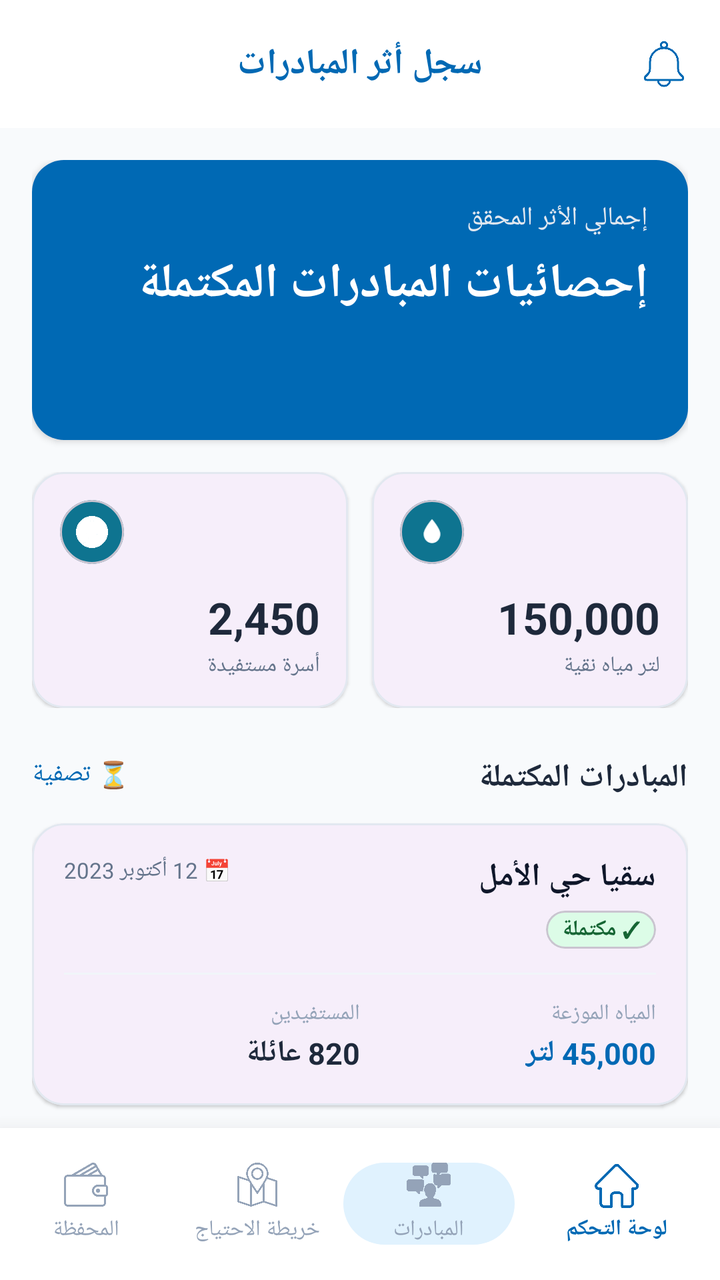
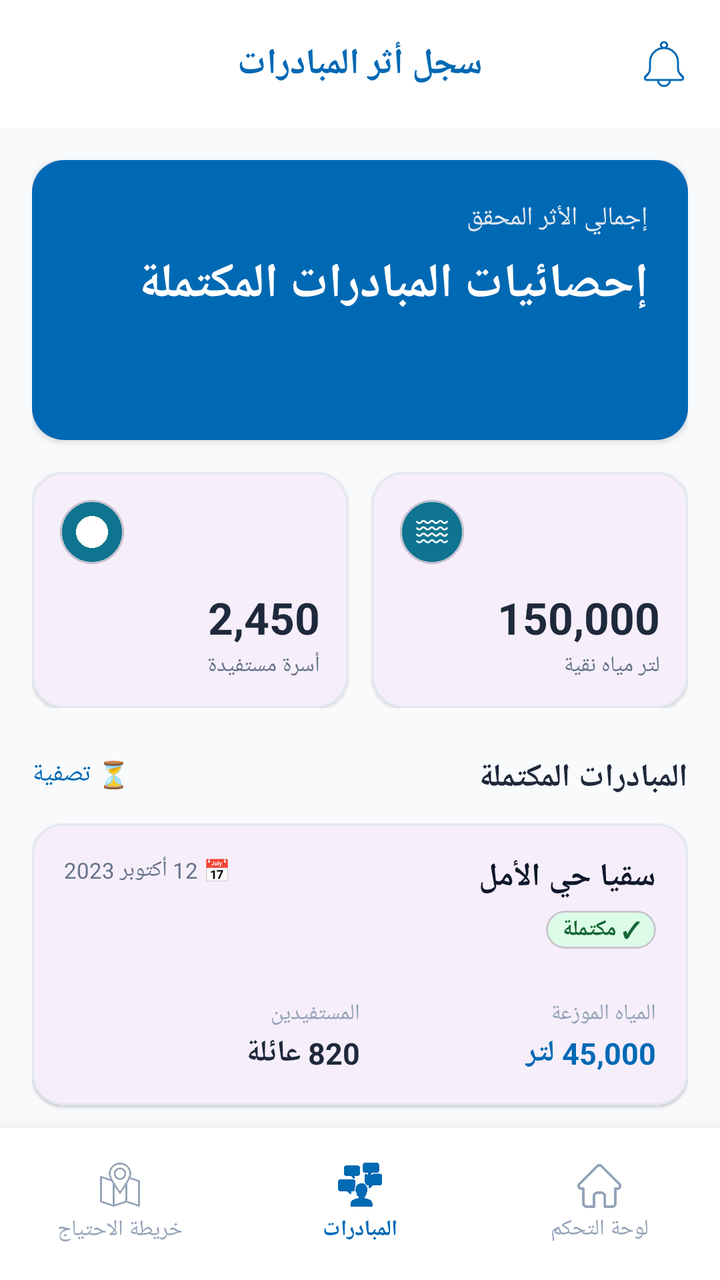

Before-and-after screenshots of an Android layout around one commit, followed by the original layout XML and the change that was made.
<!-- AndroidManifest.xml: application theme Theme.GraduationProject -->
<!-- res/layout/fragment_initiatives_impact_log.xml -->
<?xml version="1.0" encoding="utf-8"?>
<androidx.constraintlayout.widget.ConstraintLayout
    xmlns:android="http://schemas.android.com/apk/res/android"
    xmlns:app="http://schemas.android.com/apk/res-auto"
    xmlns:tools="http://schemas.android.com/tools"
    android:layout_width="match_parent"
    android:layout_height="match_parent"
    android:background="#F8FAFC"
    android:layoutDirection="rtl">

    <RelativeLayout
        android:id="@+id/layoutHeaderImpact"
        android:layout_width="match_parent"
        android:layout_height="64dp"
        android:background="#FFFFFF"
        android:paddingHorizontal="16dp"
        app:layout_constraintTop_toTopOf="parent">

        <TextView
            android:layout_width="wrap_content"
            android:layout_height="wrap_content"
            android:layout_centerInParent="true"
            android:text="سجل أثر المبادرات"
            android:textColor="#0069B4"
            android:textSize="18sp"
            android:textStyle="bold" />

        <ImageView
            android:id="@+id/btn_back"
            android:layout_width="24dp"
            android:layout_height="24dp"
            android:layout_alignParentStart="true"
            android:layout_centerVertical="true"
            android:src="@drawable/notification"
            app:tint="#0069B4"
            android:clickable="true"
            android:focusable="true"
            android:background="?attr/selectableItemBackgroundBorderless"/>
    </RelativeLayout>

    <androidx.core.widget.NestedScrollView
        android:layout_width="match_parent"
        android:layout_height="0dp"
        android:fillViewport="true"
        android:scrollbars="none"
        app:layout_constraintTop_toBottomOf="@id/layoutHeaderImpact"
        app:layout_constraintBottom_toTopOf="@id/bottomNavProvider">

        <LinearLayout
            android:layout_width="match_parent"
            android:layout_height="wrap_content"
            android:orientation="vertical"
            android:padding="16dp">

            <com.google.android.material.card.MaterialCardView
                android:layout_width="match_parent"
                android:layout_height="140dp"
                android:layout_marginBottom="16dp"
                app:cardCornerRadius="16dp"
                app:cardElevation="2dp"
                app:strokeWidth="0dp">

                <RelativeLayout
                    android:layout_width="match_parent"
                    android:layout_height="match_parent"
                    android:background="#0069B4"
                    android:padding="20dp">

                    <TextView
                        android:id="@+id/tv_title_impact"
                        android:layout_width="wrap_content"
                        android:layout_height="wrap_content"
                        android:layout_alignParentTop="true"
                        android:text="إجمالي الأثر المحقق"
                        android:textColor="#E2E8F0"
                        android:textSize="13sp" />

                    <TextView
                        android:layout_width="wrap_content"
                        android:layout_height="wrap_content"
                        android:layout_below="@id/tv_title_impact"
                        android:layout_marginTop="8dp"
                        android:text="إحصائيات المبادرات المكتملة"
                        android:textColor="#FFFFFF"
                        android:textSize="24sp"
                        android:textStyle="bold" />
                </RelativeLayout>
            </com.google.android.material.card.MaterialCardView>

            <LinearLayout
                android:layout_width="match_parent"
                android:layout_height="wrap_content"
                android:orientation="horizontal"
                android:weightSum="2"
                android:layout_marginBottom="24dp">

                <com.google.android.material.card.MaterialCardView
                    android:layout_width="0dp"
                    android:layout_height="wrap_content"
                    android:layout_weight="1"
                    android:layout_marginLeft="6dp"
                    app:cardCornerRadius="16dp"
                    app:cardElevation="1dp"
                    app:strokeColor="#E2E8F0"
                    app:strokeWidth="1dp">

                    <RelativeLayout
                        android:layout_width="match_parent"
                        android:layout_height="118dp"
                        android:padding="14dp">

                        <com.google.android.material.card.MaterialCardView
                            android:id="@+id/icon_water_container"
                            android:layout_width="32dp"
                            android:layout_height="32dp"
                            android:layout_alignParentLeft="true"
                            app:cardBackgroundColor="#0E7490"
                            app:cardCornerRadius="16dp"
                            app:cardElevation="0dp">
                            <ImageView
                                android:layout_width="16dp"
                                android:layout_height="16dp"
                                android:layout_gravity="center"
                                android:src="@drawable/ic_water_drop"
                                app:tint="#FFFFFF" />
                        </com.google.android.material.card.MaterialCardView>

                        <TextView
                            android:id="@+id/lbl_liters"
                            android:layout_width="wrap_content"
                            android:layout_height="wrap_content"
                            android:layout_centerVertical="true"
                            android:layout_toEndOf="@id/icon_water_container"
                            android:layout_marginStart="8dp"
                            android:text="لترات موزعة"
                            android:textColor="#64748B"
                            android:textSize="12sp" />

                        <TextView
                            android:id="@+id/tv_total_liters"
                            android:layout_width="match_parent"
                            android:layout_height="wrap_content"
                            android:layout_below="@id/icon_water_container"
                            android:layout_marginTop="12dp"
                            android:text="150,000"
                            android:textColor="#1E293B"
                            android:textSize="22sp"
                            android:textStyle="bold" />

                        <TextView
                            android:layout_width="match_parent"
                            android:layout_height="wrap_content"
                            android:layout_below="@id/tv_total_liters"
                            android:layout_marginTop="2dp"
                            android:text="لتر مياه نقية"
                            android:textColor="#64748B"
                            android:textSize="11sp" />
                    </RelativeLayout>
                </com.google.android.material.card.MaterialCardView>

                <com.google.android.material.card.MaterialCardView
                    android:layout_width="0dp"
                    android:layout_height="wrap_content"
                    android:layout_weight="1"
                    android:layout_marginRight="6dp"
                    app:cardCornerRadius="16dp"
                    app:cardElevation="1dp"
                    app:strokeColor="#E2E8F0"
                    app:strokeWidth="1dp">
                    <RelativeLayout
                        android:layout_width="match_parent"
                        android:layout_height="118dp"
                        android:padding="14dp">
                        <com.google.android.material.card.MaterialCardView
                            android:id="@+id/icon_family_container"
                            android:layout_width="32dp"
                            android:layout_height="32dp"
                            android:layout_alignParentLeft="true"
                            app:cardCornerRadius="16dp"
                            app:cardBackgroundColor="#0E7490"
                            app:cardElevation="0dp">
                            <ImageView
                                android:layout_width="20dp"
                                android:layout_height="16dp"
                                android:layout_gravity="center"
                                android:src="@drawable/user"
                                app:tint="#FFFFFF"/>
                        </com.google.android.material.card.MaterialCardView>
                        <TextView
                            android:id="@+id/lbl_families"
                            android:layout_width="wrap_content"
                            android:layout_height="wrap_content"
                            android:layout_toEndOf="@id/icon_family_container"
                            android:layout_marginStart="8dp"
                            android:layout_centerVertical="true"
                            android:text="عائلات مستفيدة"
                            android:textColor="#64748B"
                            android:textSize="12sp"/>
                        <TextView
                            android:id="@+id/tv_total_families"
                            android:layout_width="match_parent"
                            android:layout_height="wrap_content"
                            android:layout_below="@id/icon_family_container"
                            android:layout_marginTop="12dp"
                            android:text="2,450"
                            android:textColor="#1E293B"
                            android:textSize="22sp"
                            android:textStyle="bold"/>
                        <TextView
                            android:layout_width="match_parent"
                            android:layout_height="wrap_content"
                            android:layout_below="@id/tv_total_families"
                            android:layout_marginTop="2dp"
                            android:text="أسرة مستفيدة"
                            android:textColor="#64748B"
                            android:textSize="11sp"/>
                    </RelativeLayout>
                </com.google.android.material.card.MaterialCardView>
            </LinearLayout>

            <RelativeLayout
                android:layout_width="match_parent"
                android:layout_height="wrap_content"
                android:layout_marginBottom="12dp">
                <TextView
                    android:layout_width="wrap_content"
                    android:layout_height="wrap_content"
                    android:layout_alignParentRight="true"
                    android:text="المبادرات المكتملة"
                    android:textColor="#1E293B"
                    android:textSize="16sp"
                    android:textStyle="bold" />
                <TextView
                    android:id="@+id/btn_filter"
                    android:layout_width="wrap_content"
                    android:layout_height="wrap_content"
                    android:layout_alignParentLeft="true"
                    android:text="⏳ تصفية"
                    android:textColor="#0069B4"
                    android:textSize="13sp"
                    android:clickable="true"
                    android:focusable="true"
                    android:background="?attr/selectableItemBackground"/>
            </RelativeLayout>

            <com.google.android.material.card.MaterialCardView
                android:id="@+id/card_completed_1"
                android:layout_width="match_parent"
                android:layout_height="wrap_content"
                android:layout_marginBottom="12dp"
                android:clickable="true"
                android:focusable="true"
                android:foreground="?attr/selectableItemBackground"
                app:cardCornerRadius="16dp"
                app:cardElevation="1dp"
                app:strokeColor="#E2E8F0"
                app:strokeWidth="1dp">
                <LinearLayout
                    android:layout_width="match_parent"
                    android:layout_height="wrap_content"
                    android:orientation="vertical"
                    android:padding="16dp">
                    <RelativeLayout
                        android:layout_width="match_parent"
                        android:layout_height="wrap_content">
                        <TextView
                            android:id="@+id/tv_name_1"
                            android:layout_width="wrap_content"
                            android:layout_height="wrap_content"
                            android:layout_alignParentRight="true"
                            android:text="سقيا حي الأمل"
                            android:textColor="#0F172A"
                            android:textSize="16sp"
                            android:textStyle="bold" />
                        <TextView
                            android:layout_width="wrap_content"
                            android:layout_height="wrap_content"
                            android:layout_alignParentLeft="true"
                            android:text="📅 12 أكتوبر 2023"
                            android:textColor="#64748B"
                            android:textSize="11sp" />
                        <com.google.android.material.card.MaterialCardView
                            android:layout_width="wrap_content"
                            android:layout_height="wrap_content"
                            android:layout_below="@id/tv_name_1"
                            android:layout_alignParentRight="true"
                            android:layout_marginTop="6dp"
                            app:cardBackgroundColor="#DCFCE7"
                            app:cardCornerRadius="12dp"
                            app:cardElevation="0dp">
                            <TextView
                                android:layout_width="wrap_content"
                                android:layout_height="wrap_content"
                                android:paddingHorizontal="8dp"
                                android:paddingVertical="2dp"
                                android:text="✓ مكتملة"
                                android:textColor="#166534"
                                android:textSize="11sp"
                                android:textStyle="bold"/>
                        </com.google.android.material.card.MaterialCardView>
                    </RelativeLayout>
                    <View
                        android:layout_width="match_parent"
                        android:layout_height="1dp"
                        android:background="#F1F5F9"
                        android:layout_marginTop="12dp"
                        android:layout_marginBottom="12dp"/>
                    <LinearLayout
                        android:layout_width="match_parent"
                        android:layout_height="wrap_content"
                        android:orientation="horizontal"
                        android:weightSum="2">
                        <LinearLayout android:layout_width="0dp" android:layout_height="wrap_content" android:layout_weight="1" android:orientation="vertical">
                            <TextView android:layout_width="wrap_content" android:layout_height="wrap_content" android:text="المياه الموزعة" android:textColor="#94A3B8" android:textSize="11sp"/>
                            <TextView android:layout_width="wrap_content" android:layout_height="wrap_content" android:text="45,000 لتر" android:textColor="#0069B4" android:textStyle="bold" android:textSize="15sp" android:layout_marginTop="2dp"/>
                        </LinearLayout>
                        <LinearLayout android:layout_width="0dp" android:layout_height="wrap_content" android:layout_weight="1" android:orientation="vertical">
                            <TextView android:layout_width="wrap_content" android:layout_height="wrap_content" android:text="المستفيدين" android:textColor="#94A3B8" android:textSize="11sp"/>
                            <TextView android:layout_width="wrap_content" android:layout_height="wrap_content" android:text="820 عائلة" android:textColor="#1E293B" android:textStyle="bold" android:textSize="15sp" android:layout_marginTop="2dp"/>
                        </LinearLayout>
                    </LinearLayout>
                </LinearLayout>
            </com.google.android.material.card.MaterialCardView>

            <com.google.android.material.card.MaterialCardView
                android:id="@+id/card_completed_2"
                android:layout_width="match_parent"
                android:layout_height="wrap_content"
                android:layout_marginBottom="12dp"
                android:clickable="true"
                android:focusable="true"
                android:foreground="?attr/selectableItemBackground"
                app:cardCornerRadius="16dp"
                app:cardElevation="1dp"
                app:strokeColor="#E2E8F0"
                app:strokeWidth="1dp">
                <LinearLayout
                    android:layout_width="match_parent"
                    android:layout_height="wrap_content"
                    android:orientation="vertical"
                    android:padding="16dp">
                    <RelativeLayout
                        android:layout_width="match_parent"
                        android:layout_height="wrap_content">
                        <TextView
                            android:id="@+id/tv_name_2"
                            android:layout_width="wrap_content"
                            android:layout_height="wrap_content"
                            android:layout_alignParentRight="true"
                            android:text="حملة روافد الخير"
                            android:textColor="#0F172A"
                            android:textSize="16sp"
                            android:textStyle="bold" />
                        <TextView
                            android:layout_width="wrap_content"
                            android:layout_height="wrap_content"
                            android:layout_alignParentLeft="true"
                            android:text=" 📅 05 أكتوبر 2023"
                            android:textColor="#64748B"
                            android:textSize="11sp" />
                        <com.google.android.material.card.MaterialCardView
                            android:layout_width="wrap_content"
                            android:layout_height="wrap_content"
                            android:layout_below="@id/tv_name_2"
                            android:layout_alignParentRight="true"
                            android:layout_marginTop="6dp"
                            app:cardBackgroundColor="#DCFCE7"
                            app:cardCornerRadius="12dp"
                            app:cardElevation="0dp">
                            <TextView
                                android:layout_width="wrap_content"
                                android:layout_height="wrap_content"
                                android:paddingHorizontal="8dp"
                                android:paddingVertical="2dp"
                                android:text="✓ مكتملة"
                                android:textColor="#166534"
                                android:textSize="11sp"
                                android:textStyle="bold"/>
                        </com.google.android.material.card.MaterialCardView>
                    </RelativeLayout>
                    <View
                        android:layout_width="match_parent"
                        android:height="1dp"
                        android:layout_height="1dp"
                        android:background="#F1F5F9"
                        android:layout_marginTop="12dp"
                        android:layout_marginBottom="12dp"/>
                    <LinearLayout
                        android:layout_width="match_parent"
                        android:layout_height="wrap_content"
                        android:orientation="horizontal"
                        android:weightSum="2">
                        <LinearLayout android:layout_width="0dp" android:layout_height="wrap_content" android:layout_weight="1" android:orientation="vertical">
                            <TextView android:layout_width="wrap_content" android:layout_height="wrap_content" android:text="المياه الموزعة" android:textColor="#94A3B8" android:textSize="11sp"/>
                            <TextView android:layout_width="wrap_content" android:layout_height="wrap_content" android:text="32,500 لتر" android:textColor="#0069B4" android:textStyle="bold" android:textSize="15sp" android:layout_marginTop="2dp"/>
                        </LinearLayout>
                        <LinearLayout android:layout_width="0dp" android:layout_height="wrap_content" android:layout_weight="1" android:orientation="vertical">
                            <TextView android:layout_width="wrap_content" android:layout_height="wrap_content" android:text="المستفيدين" android:textColor="#94A3B8" android:textSize="11sp"/>
                            <TextView android:layout_width="wrap_content" android:layout_height="wrap_content" android:layout_marginTop="2dp" android:text="540 عائلة" android:textColor="#1E293B" android:textSize="15sp" android:textStyle="bold" />
                        </LinearLayout>
                    </LinearLayout>
                </LinearLayout>
            </com.google.android.material.card.MaterialCardView>

        </LinearLayout>
    </androidx.core.widget.NestedScrollView>

    <LinearLayout
        android:id="@+id/bottomNavProvider"
        android:layout_width="match_parent"
        android:layout_height="76dp"
        android:background="#FFFFFF"
        android:orientation="horizontal"
        android:gravity="center_vertical"
        app:layout_constraintBottom_toBottomOf="parent"
        android:elevation="16dp">

        <LinearLayout
            android:id="@+id/nav_home"
            android:layout_width="0dp"
            android:layout_height="match_parent"
            android:layout_weight="1.2"
            android:gravity="center"
            android:clickable="true"
            android:focusable="true"
            android:background="?attr/selectableItemBackground">
            <LinearLayout
                android:layout_width="85dp"
                android:layout_height="56dp"
                android:orientation="vertical"
                android:gravity="center"
                android:paddingVertical="6dp">
                <ImageView
                    android:layout_width="22dp"
                    android:layout_height="22dp"
                    android:src="@drawable/home"
                    app:tint="#0069B4" />
                <TextView
                    android:layout_width="wrap_content"
                    android:layout_height="wrap_content"
                    android:text="لوحة التحكم"
                    android:textColor="#0069B4"
                    android:textSize="11sp"
                    android:textStyle="bold"
                    android:layout_marginTop="3dp" />
            </LinearLayout>
        </LinearLayout>

        <LinearLayout
            android:id="@+id/nav_initiatives"
            android:layout_width="0dp"
            android:layout_height="wrap_content"
            android:layout_weight="1"
            android:background="@drawable/bg_active_nav_badge"
            android:orientation="vertical"
            android:gravity="center"
            android:clickable="true"
            android:focusable="true">
            <ImageView
                android:layout_width="22dp"
                android:layout_height="22dp"
                android:src="@drawable/personal"
                app:tint="#94A3B8" />
            <TextView
                android:layout_width="wrap_content"
                android:layout_height="wrap_content"
                android:text="المبادرات"
                android:textColor="#94A3B8"
                android:textSize="11sp"
                android:layout_marginTop="4dp" />
        </LinearLayout>

        <LinearLayout
            android:id="@+id/nav_map"
            android:layout_width="0dp"
            android:layout_height="wrap_content"
            android:layout_weight="1"
            android:orientation="vertical"
            android:gravity="center"
            android:clickable="true"
            android:focusable="true"
            android:background="?attr/selectableItemBackground">
            <ImageView
                android:layout_width="22dp"
                android:layout_height="22dp"
                android:src="@drawable/address"
                app:tint="#94A3B8" />
            <TextView
                android:layout_width="wrap_content"
                android:layout_height="wrap_content"
                android:text="خريطة الاحتياج"
                android:textColor="#94A3B8"
                android:textSize="11sp"
                android:layout_marginTop="4dp" />
        </LinearLayout>

        <LinearLayout
            android:id="@+id/nav_wallet"
            android:layout_width="0dp"
            android:layout_height="wrap_content"
            android:layout_weight="1"
            android:orientation="vertical"
            android:gravity="center"
            android:clickable="true"
            android:focusable="true"
            android:background="?attr/selectableItemBackground">
            <ImageView
                android:layout_width="22dp"
                android:layout_height="22dp"
                android:src="@drawable/wallet"
                app:tint="#94A3B8" />
            <TextView
                android:layout_width="wrap_content"
                android:layout_height="wrap_content"
                android:text="المحفظة"
                android:textColor="#94A3B8"
                android:textSize="11sp"
                android:layout_marginTop="4dp" />
        </LinearLayout>
    </LinearLayout>

</androidx.constraintlayout.widget.ConstraintLayout>
<!-- resources referenced by this layout -->
<resources>
  <!-- drawable address: png bitmap (drawable, 14610 bytes) -->
  <!-- drawable bg_active_nav_badge (drawable) -->
  <?xml version="1.0" encoding="utf-8"?>
  <shape xmlns:android="http://schemas.android.com/apk/res/android"
      android:shape="rectangle">
      <solid android:color="#E0F2FE" /> <corners android:radius="24dp" />  </shape>
  <!-- drawable home: png bitmap (drawable, 8020 bytes) -->
  <!-- drawable ic_water_drop (drawable) -->
  <vector xmlns:android="http://schemas.android.com/apk/res/android"
      android:width="55dp"
      android:height="70dp"
      android:viewportWidth="24"
      android:viewportHeight="28">
      <path
          android:fillColor="#0069B4"
          android:pathData="M12,2.69C12,2.69 20,11.02 20,15.75C20,20.17 16.42,23.75 12,23.75C7.58,23.75 4,20.17 4,15.75C4,11.02 12,2.69 12,2.69Z" />
      <path
          android:fillColor="#FFFFFF"
          android:pathData="M8,16.5C8,18.5 9.2,19.5 10,19.5"
          android:strokeColor="#FFFFFF"
          android:strokeWidth="1.2"
          android:strokeLineCap="round"/>
  </vector>
  <!-- drawable notification: png bitmap (drawable, 10754 bytes) -->
  <!-- drawable personal: png bitmap (drawable, 20543 bytes) -->
  <!-- drawable user: png bitmap (drawable, 19440 bytes) -->
  <!-- drawable wallet: png bitmap (drawable, 15785 bytes) -->
  <style name="Theme.GraduationProject" parent="Base.Theme.GraduationProject" />
  <style name="Base.Theme.GraduationProject" parent="Theme.Material3.DayNight.NoActionBar">
          
          
      </style>
</resources>

<!-- the commit's change to res/layout/fragment_initiatives_impact_log.xml (unified diff, before → after) -->
@@ -121,7 +121,7 @@
                                 android:layout_width="16dp"
                                 android:layout_height="16dp"
                                 android:layout_gravity="center"
-                                android:src="@drawable/ic_water_drop"
+                                android:src="@drawable/water"
                                 app:tint="#FFFFFF" />
                         </com.google.android.material.card.MaterialCardView>
 
@@ -380,7 +380,6 @@
                     </RelativeLayout>
                     <View
                         android:layout_width="match_parent"
-                        android:height="1dp"
                         android:layout_height="1dp"
                         android:background="#F1F5F9"
                         android:layout_marginTop="12dp"
@@ -419,29 +418,26 @@
             android:id="@+id/nav_home"
             android:layout_width="0dp"
             android:layout_height="match_parent"
-            android:layout_weight="1.2"
+            android:layout_weight="1"
             android:gravity="center"
             android:clickable="true"
-            android:focusable="true"
-            android:background="?attr/selectableItemBackground">
+            android:focusable="true">
             <LinearLayout
-                android:layout_width="85dp"
-                android:layout_height="56dp"
+                android:layout_width="wrap_content"
+                android:layout_height="wrap_content"
                 android:orientation="vertical"
-                android:gravity="center"
-                android:paddingVertical="6dp">
+                android:gravity="center">
                 <ImageView
                     android:layout_width="22dp"
                     android:layout_height="22dp"
                     android:src="@drawable/home"
-                    app:tint="#0069B4" />
+                    app:tint="#94A3B8" />
                 <TextView
                     android:layout_width="wrap_content"
                     android:layout_height="wrap_content"
                     android:text="لوحة التحكم"
-                    android:textColor="#0069B4"
+                    android:textColor="#94A3B8"
                     android:textSize="11sp"
-                    android:textStyle="bold"
                     android:layout_marginTop="3dp" />
             </LinearLayout>
         </LinearLayout>
@@ -449,9 +445,8 @@
         <LinearLayout
             android:id="@+id/nav_initiatives"
             android:layout_width="0dp"
-            android:layout_height="wrap_content"
+            android:layout_height="match_parent"
             android:layout_weight="1"
-            android:background="@drawable/bg_active_nav_badge"
             android:orientation="vertical"
             android:gravity="center"
             android:clickable="true"
@@ -460,26 +455,26 @@
                 android:layout_width="22dp"
                 android:layout_height="22dp"
                 android:src="@drawable/personal"
-                app:tint="#94A3B8" />
+                app:tint="#0069B4" />
             <TextView
                 android:layout_width="wrap_content"
                 android:layout_height="wrap_content"
                 android:text="المبادرات"
-                android:textColor="#94A3B8"
+                android:textColor="#0069B4"
                 android:textSize="11sp"
+                android:textStyle="bold"
                 android:layout_marginTop="4dp" />
         </LinearLayout>
 
         <LinearLayout
             android:id="@+id/nav_map"
             android:layout_width="0dp"
-            android:layout_height="wrap_content"
+            android:layout_height="match_parent"
             android:layout_weight="1"
             android:orientation="vertical"
             android:gravity="center"
             android:clickable="true"
-            android:focusable="true"
-            android:background="?attr/selectableItemBackground">
+            android:focusable="true">
             <ImageView
                 android:layout_width="22dp"
                 android:layout_height="22dp"
@@ -493,30 +488,6 @@
                 android:textSize="11sp"
                 android:layout_marginTop="4dp" />
         </LinearLayout>
-
-        <LinearLayout
-            android:id="@+id/nav_wallet"
-            android:layout_width="0dp"
-            android:layout_height="wrap_content"
-            android:layout_weight="1"
-            android:orientation="vertical"
-            android:gravity="center"
-            android:clickable="true"
-            android:focusable="true"
-            android:background="?attr/selectableItemBackground">
-            <ImageView
-                android:layout_width="22dp"
-                android:layout_height="22dp"
-                android:src="@drawable/wallet"
-                app:tint="#94A3B8" />
-            <TextView
-                android:layout_width="wrap_content"
-                android:layout_height="wrap_content"
-                android:text="المحفظة"
-                android:textColor="#94A3B8"
-                android:textSize="11sp"
-                android:layout_marginTop="4dp" />
-        </LinearLayout>
     </LinearLayout>
 
 </androidx.constraintlayout.widget.ConstraintLayout>
<!-- resource entries referenced after the edit -->
@@ -1,32 +1,11 @@
 <!-- resources referenced by this layout -->
 <resources>
   <!-- drawable address: png bitmap (drawable, 14610 bytes) -->
-  <!-- drawable bg_active_nav_badge (drawable) -->
-  <?xml version="1.0" encoding="utf-8"?>
-  <shape xmlns:android="http://schemas.android.com/apk/res/android"
-      android:shape="rectangle">
-      <solid android:color="#E0F2FE" /> <corners android:radius="24dp" />  </shape>
   <!-- drawable home: png bitmap (drawable, 8020 bytes) -->
-  <!-- drawable ic_water_drop (drawable) -->
-  <vector xmlns:android="http://schemas.android.com/apk/res/android"
-      android:width="55dp"
-      android:height="70dp"
-      android:viewportWidth="24"
-      android:viewportHeight="28">
-      <path
-          android:fillColor="#0069B4"
-          android:pathData="M12,2.69C12,2.69 20,11.02 20,15.75C20,20.17 16.42,23.75 12,23.75C7.58,23.75 4,20.17 4,15.75C4,11.02 12,2.69 12,2.69Z" />
-      <path
-          android:fillColor="#FFFFFF"
-          android:pathData="M8,16.5C8,18.5 9.2,19.5 10,19.5"
-          android:strokeColor="#FFFFFF"
-          android:strokeWidth="1.2"
-          android:strokeLineCap="round"/>
-  </vector>
   <!-- drawable notification: png bitmap (drawable, 10754 bytes) -->
   <!-- drawable personal: png bitmap (drawable, 20543 bytes) -->
   <!-- drawable user: png bitmap (drawable, 19440 bytes) -->
-  <!-- drawable wallet: png bitmap (drawable, 15785 bytes) -->
+  <!-- drawable water: png bitmap (drawable, 3128 bytes) -->
   <style name="Theme.GraduationProject" parent="Base.Theme.GraduationProject" />
   <style name="Base.Theme.GraduationProject" parent="Theme.Material3.DayNight.NoActionBar">
           
